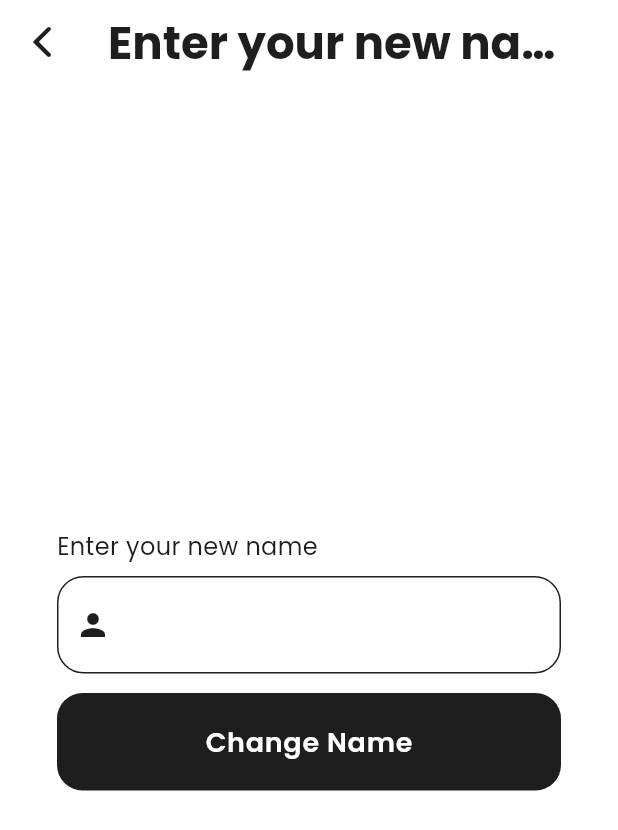
After one commit to adarshpandey18/amazon-review-sentiment-analysis, a Flutter app: the ChangeNameScreen screen opened directly, on a phone screen of 412 x 824 dp. The commit adds this screen. Shown: the top 830 px of the screen. Run offline on Flutter 3.47's test engine with Material 3 defaults, Android fonts, the phone set to English and light mode, and no system bars; our stand-ins replace cloud_firestore, firebase_auth, firebase_core, go_router, google_fonts, google_sign_in and 3 more; accounts and stored records are empty.

Commit message:
UI for change name screen & clearing controller text

```diff
--- a/sentilytics/lib/core/constants/text_string.dart
+++ b/sentilytics/lib/core/constants/text_string.dart
@@ -60,6 +60,10 @@ class TextString {
   static String currentPasswordLabel = 'Enter your current password';
   static String newPasswordLabel = 'Enter your new password';
   static String changePasswordButtonText = 'Change Password';
+
+  // ============================= CHANGE NAME ==========================================================
+  static String changeNameLabelText = 'Enter your new name';
+  static String changeNameButton = 'Change Name';
   // ===================================== UTILS ==================================================
   static String urlLaunchErrorMessage = 'Unable to launch the link';
 }
--- /dev/null
+++ b/sentilytics/lib/screens/change name/change_name_screen.dart
@@ -0,0 +1,60 @@
+import 'package:flutter/cupertino.dart';
+import 'package:flutter/material.dart';
+import 'package:sentilytics/core/constants/text_string.dart';
+import 'package:sentilytics/widget/auth_button.dart';
+import 'package:sentilytics/widget/auth_text_form_field.dart';
+
+class ChangeNameScreen extends StatefulWidget {
+  const ChangeNameScreen({super.key});
+
+  @override
+  State<ChangeNameScreen> createState() => _ChangeNameScreenState();
+}
+
+class _ChangeNameScreenState extends State<ChangeNameScreen> {
+  late TextEditingController newNameTextController;
+  late GlobalKey<FormState> globalKey;
+  @override
+  void initState() {
+    newNameTextController = TextEditingController();
+    globalKey = GlobalKey<FormState>();
+    super.initState();
+  }
+
+  @override
+  Widget build(BuildContext context) {
+    return Scaffold(
+      appBar: AppBar(title: Text(TextString.changeNameLabelText)),
+      body: Padding(
+        padding: EdgeInsets.symmetric(horizontal: 38.0),
+        child: Column(
+          mainAxisAlignment: MainAxisAlignment.center,
+          crossAxisAlignment: CrossAxisAlignment.start,
+          children: [
+            Text(
+              TextString.changeNameLabelText,
+              style: Theme.of(context).textTheme.bodyMedium,
+            ),
+            const SizedBox(height: 8),
+            AuthTextFormField(
+              controller: newNameTextController,
+              isEmail: false,
+              isPassword: false,
+              isName: true,
+              prefixIconData: Icons.person,
+            ),
+            const SizedBox(height: 13),
+            AuthButton(
+              text: TextString.changeNameButton,
+              onTap: () {
+                if (globalKey.currentState!.validate()) {
+                  newNameTextController.clear();
+                }
+              },
+            ),
+          ],
+        ),
+      ),
+    );
+  }
+}
--- a/sentilytics/lib/screens/change password/change_password_screen.dart
+++ b/sentilytics/lib/screens/change password/change_password_screen.dart
@@ -70,7 +70,10 @@ class _ChangePasswordScreenState extends State<ChangePasswordScreen> {
               AuthButton(
                 text: TextString.changePasswordButtonText,
                 onTap: () {
-                  if (globalKey.currentState!.validate()) {}
+                  if (globalKey.currentState!.validate()) {
+                    currentPasswordTextController.clear();
+                    newPasswordTextController.clear();
+                  }
                 },
               ),
             ],
--- a/sentilytics/lib/screens/compare/compare_screen.dart
+++ b/sentilytics/lib/screens/compare/compare_screen.dart
@@ -101,6 +101,8 @@ class _CompareScreenState extends State<CompareScreen> {
                           text: TextString.compareProductButtonText,
                           onTap: () {
                             if (_globalKey.currentState!.validate()) {
+                              _firstLinkController.clear();
+                              _secondLinkController.clear();
                             } else {
                               showTopSnackBar(
                                 Overlay.of(context),
--- a/sentilytics/lib/screens/home/home.dart
+++ b/sentilytics/lib/screens/home/home.dart
@@ -54,7 +54,7 @@ class _HomeScreenState extends State<HomeScreen> {
                   child: DoubleTextHeading(
                     firstText: TextString.homeGreetingText,
                     secondText: dbProvider.userName,
-                   ),
+                  ),
                 ),
                 FutureBuilder(
                   future: dbProvider.checkUserStatus(
@@ -104,7 +104,9 @@ class _HomeScreenState extends State<HomeScreen> {
             AuthButton(
               text: TextString.homeLinkButtonText,
               onTap: () {
-                if (_formKey.currentState!.validate()) {}
+                if (_formKey.currentState!.validate()) {
+                  _linkTextController.clear();
+                }
               },
             ),
           ],
```
